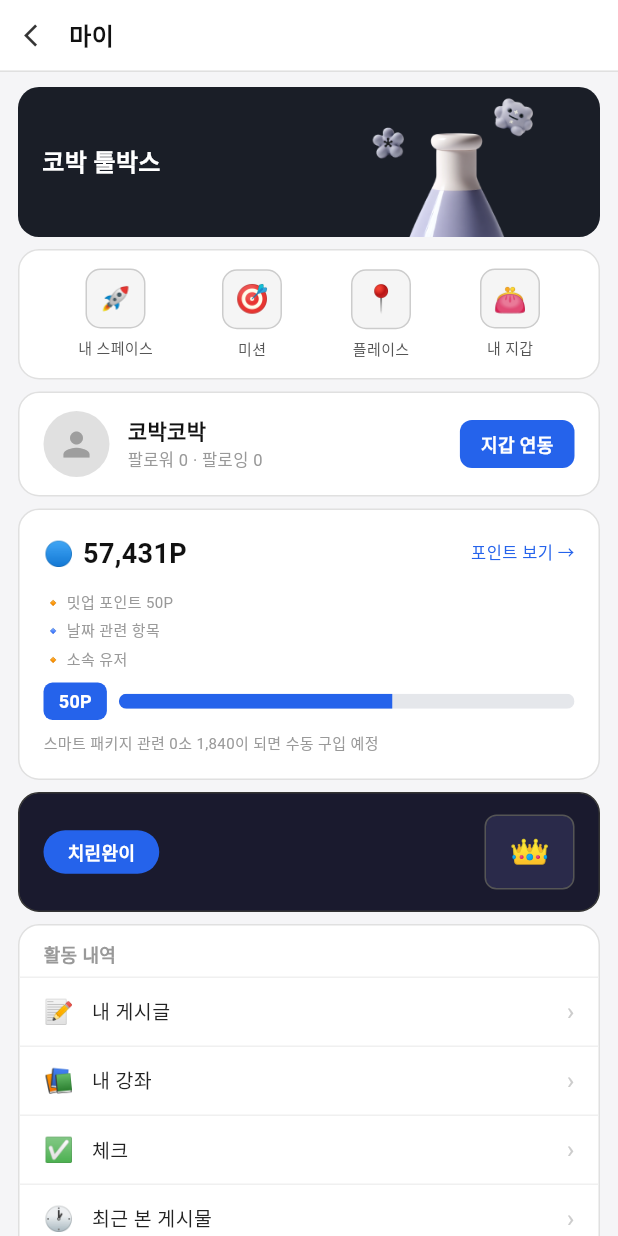
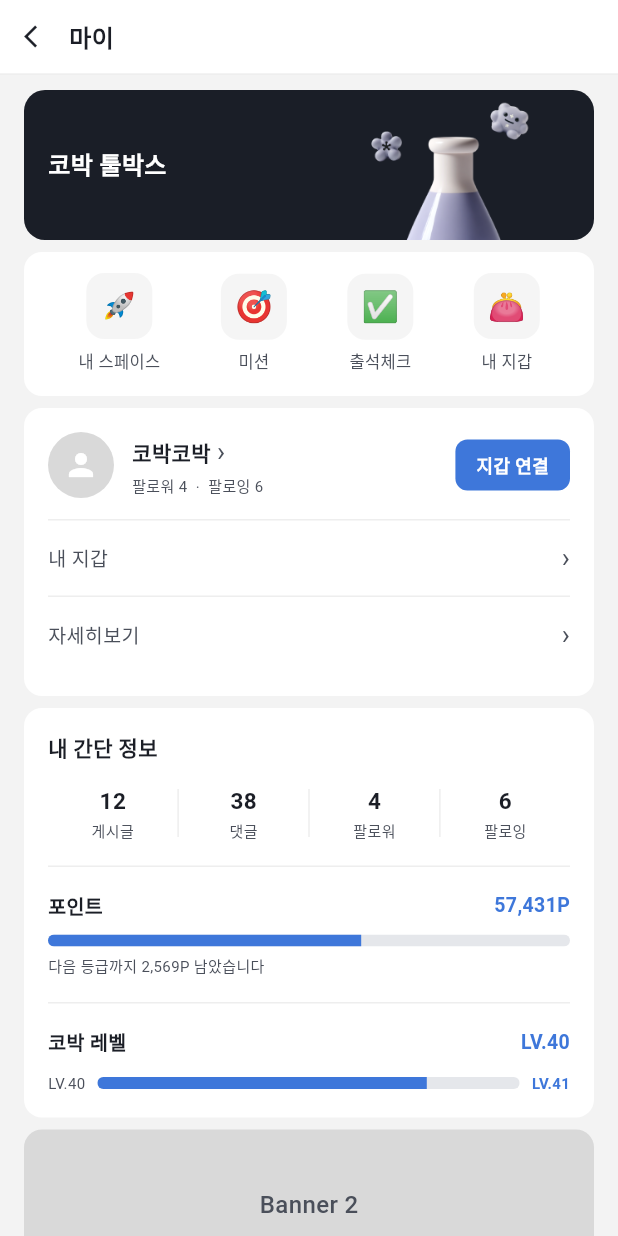
Before and after one commit to 0xdavidhan97/cobak-reward-v2, a Flutter app: the screen it shows after launch, after a tap on the "person" icon, after a tap on "마이페이지 이동", on a phone screen of 412 x 824 dp. Run offline on Flutter 3.47's test engine with Material 3 defaults, Android fonts, the phone set to English and light mode, and no system bars.

Commit message:
Redesign MyPage to match Figma design
- Update colors: bg #f3f3f3, cards no border, primary #1b1e26, blue #3e77da
- Profile: add 내 지갑 / 자세히보기 menu rows
- Quick menu: 플레이스 → 출석체크
- Add MyPageSimpleInfo section (stats + points + level)
- Add Banner 2 placeholder
- Rename section to 설정 및 고객 지원
- Update all card margins to 16dp, radius to 12

Co-Authored-By: Claude Sonnet 4.6 <noreply@anthropic.com>

```diff
--- a/lib/screens/mypage_screen.dart
+++ b/lib/screens/mypage_screen.dart
@@ -2,69 +2,60 @@ import 'package:flutter/material.dart';
 import '../widgets/mypage/mypage_flex_banner.dart';
 import '../widgets/mypage/mypage_quick_menu.dart';
 import '../widgets/mypage/mypage_profile.dart';
-import '../widgets/mypage/mypage_points.dart';
+import '../widgets/mypage/mypage_simple_info.dart';
 import '../widgets/mypage/mypage_menu_section.dart';
 import '../widgets/mypage/mypage_level_bar.dart';
 
 class MyPageScreen extends StatelessWidget {
   const MyPageScreen({super.key});
 
-  static final _menuSections = [
-    {
-      'title': '활동 내역',
-      'items': [
+  static final _activityItems = [
     {'icon': '📝', 'label': '내 게시글'},
     {'icon': '📚', 'label': '내 강좌'},
-        {'icon': '✅', 'label': '체크'},
+    {'icon': '✅', 'label': '출석 체크'},
     {'icon': '🕐', 'label': '최근 본 게시물'},
-        {'icon': '💬', 'label': '내가 남긴 댓글 🔥'},
+    {'icon': '💬', 'label': '내가 남긴 댓글'},
     {'icon': '⭐', 'label': '관심 코인'},
     {'icon': '👥', 'label': '추천인 내역'},
     {'icon': '🎁', 'label': '프로모션 내역'},
-      ],
-    },
-    {
-      'title': '코박 서비스',
-      'items': [
-        {'icon': '🛡️', 'label': '서포트오스 선생', 'sub': '초용 숨지 해제 →', 'subColor': const Color(0xFF2563EB)},
-        {'icon': '📋', 'label': '지원 신청', 'sub': '수주 숨지 해제 →', 'subColor': const Color(0xFFEF4444)},
+  ];
+
+  static final _serviceItems = [
+    {'icon': '🛡️', 'label': '서포터스 신청'},
+    {'icon': '📋', 'label': '지원 신청'},
     {'icon': '🧰', 'label': '툴박스'},
-        {'icon': '📧', 'label': '무제 뉴스레터'},
-      ],
-    },
-    {
-      'title': '설정 및 코박지인',
-      'items': [
+    {'icon': '📧', 'label': '코박 뉴스레터'},
+  ];
+
+  static final _settingItems = [
     {'icon': '🔒', 'label': '계정 및 보안'},
-        {'icon': '📣', 'label': '공지하기'},
+    {'icon': '📣', 'label': '공지사항'},
     {'icon': '📄', 'label': '약관 및 정책'},
-      ],
-    },
+    {'icon': '🙋', 'label': '고객 지원'},
   ];
 
   @override
   Widget build(BuildContext context) {
     return Scaffold(
-      backgroundColor: const Color(0xFFF5F5F7),
+      backgroundColor: const Color(0xFFF3F3F3),
       body: SafeArea(
         child: Column(
           children: [
-            // 헤더
             Container(
               color: Colors.white,
-              padding: const EdgeInsets.symmetric(horizontal: 16, vertical: 12),
+              padding: const EdgeInsets.symmetric(horizontal: 16, vertical: 13),
               child: Row(
                 children: [
                   GestureDetector(
                     onTap: () => Navigator.pop(context),
-                    child: const Icon(Icons.arrow_back_ios, size: 18, color: Color(0xFF333333)),
+                    child: const Icon(Icons.arrow_back_ios, size: 18, color: Color(0xFF1B1E26)),
                   ),
                   const SizedBox(width: 12),
-                  const Text('마이', style: TextStyle(fontSize: 16, fontWeight: FontWeight.w700, color: Color(0xFF111111))),
+                  const Text('마이', style: TextStyle(fontSize: 16, fontWeight: FontWeight.w700, color: Color(0xFF1B1E26))),
                 ],
               ),
             ),
-            const Divider(height: 1, thickness: 1, color: Color(0xFFE0E0E0)),
+            const Divider(height: 1, thickness: 1, color: Color(0xFFEEEEEE)),
             Expanded(
               child: SingleChildScrollView(
                 child: Column(
@@ -72,32 +63,11 @@ class MyPageScreen extends StatelessWidget {
                     const MyPageFlexBanner(),
                     const MyPageQuickMenu(),
                     const MyPageProfile(),
-                    const MyPagePoints(),
-                    // 코박 플렉스 왕관 배너
-                    Container(
-                      margin: const EdgeInsets.fromLTRB(12, 8, 12, 0),
-                      padding: const EdgeInsets.symmetric(horizontal: 16, vertical: 14),
-                      decoration: BoxDecoration(color: const Color(0xFF1A1A2E), borderRadius: BorderRadius.circular(14), border: Border.all(color: const Color(0xFF333333))),
-                      child: Row(
-                        mainAxisAlignment: MainAxisAlignment.spaceBetween,
-                        children: [
-                          Container(
-                            padding: const EdgeInsets.symmetric(horizontal: 16, vertical: 6),
-                            decoration: BoxDecoration(color: const Color(0xFF2563EB), borderRadius: BorderRadius.circular(20)),
-                            child: const Text('치린완이', style: TextStyle(fontSize: 12, fontWeight: FontWeight.w700, color: Colors.white)),
-                          ),
-                          Container(
-                            width: 60, height: 50,
-                            decoration: BoxDecoration(color: const Color(0xFF2A2A4A), borderRadius: BorderRadius.circular(8), border: Border.all(color: const Color(0xFF555555))),
-                            child: const Center(child: Text('👑', style: TextStyle(fontSize: 22))),
-                          ),
-                        ],
-                      ),
-                    ),
-                    ..._menuSections.map((section) => MyPageMenuSection(
-                      title: section['title'] as String,
-                      items: (section['items'] as List).cast<Map<String, dynamic>>(),
-                    )),
+                    const MyPageSimpleInfo(),
+                    _Banner2(),
+                    MyPageMenuSection(title: '활동 내역', items: _activityItems.cast<Map<String, dynamic>>()),
+                    MyPageMenuSection(title: '코박 서비스', items: _serviceItems.cast<Map<String, dynamic>>()),
+                    MyPageMenuSection(title: '설정 및 고객 지원', items: _settingItems.cast<Map<String, dynamic>>()),
                     const MyPageLevelBar(),
                     const SizedBox(height: 24),
                   ],
@@ -110,3 +80,20 @@ class MyPageScreen extends StatelessWidget {
     );
   }
 }
+
+class _Banner2 extends StatelessWidget {
+  @override
+  Widget build(BuildContext context) {
+    return Container(
+      margin: const EdgeInsets.fromLTRB(16, 8, 16, 0),
+      height: 100,
+      decoration: BoxDecoration(
+        color: const Color(0xFFD9D9D9),
+        borderRadius: BorderRadius.circular(12),
+      ),
+      child: const Center(
+        child: Text('Banner 2', style: TextStyle(fontSize: 16, fontWeight: FontWeight.w500, color: Color(0xFF4A4F5A))),
+      ),
+    );
+  }
+}
--- a/lib/widgets/mypage/mypage_flex_banner.dart
+++ b/lib/widgets/mypage/mypage_flex_banner.dart
@@ -6,7 +6,7 @@ class MyPageFlexBanner extends StatelessWidget {
   @override
   Widget build(BuildContext context) {
     return Container(
-      margin: const EdgeInsets.fromLTRB(12, 10, 12, 0),
+      margin: const EdgeInsets.fromLTRB(16, 10, 16, 0),
       height: 100,
       decoration: BoxDecoration(
         borderRadius: BorderRadius.circular(14),
--- a/lib/widgets/mypage/mypage_level_bar.dart
+++ b/lib/widgets/mypage/mypage_level_bar.dart
@@ -6,39 +6,42 @@ class MyPageLevelBar extends StatelessWidget {
   @override
   Widget build(BuildContext context) {
     return Container(
-      margin: const EdgeInsets.fromLTRB(12, 8, 12, 0),
+      margin: const EdgeInsets.fromLTRB(16, 8, 16, 0),
       padding: const EdgeInsets.all(16),
-      decoration: BoxDecoration(color: Colors.white, borderRadius: BorderRadius.circular(14), border: Border.all(color: const Color(0xFFE0E0E0))),
+      decoration: BoxDecoration(
+        color: Colors.white,
+        borderRadius: BorderRadius.circular(12),
+      ),
       child: Column(
         crossAxisAlignment: CrossAxisAlignment.start,
         children: [
-          const Text('코박 경장이', style: TextStyle(fontSize: 13, fontWeight: FontWeight.w700, color: Color(0xFF111111))),
+          const Text('코박 경험치', style: TextStyle(fontSize: 14, fontWeight: FontWeight.w700, color: Color(0xFF1B1E26))),
           const SizedBox(height: 6),
-          const Text('다음 레벨까지 이런 달성이 남았습니다', style: TextStyle(fontSize: 10, color: Color(0xFF999999))),
-          const SizedBox(height: 8),
+          const Text('다음 레벨까지 19,380P 남았습니다', style: TextStyle(fontSize: 10, color: Color(0xFF4A4F5A))),
+          const SizedBox(height: 12),
           Row(
             children: [
-              const SizedBox(width: 32, child: Text('LV.40', style: TextStyle(fontSize: 11, color: Color(0xFF999999)))),
+              const Text('LV.40', style: TextStyle(fontSize: 11, color: Color(0xFF4A4F5A))),
               const SizedBox(width: 8),
               Expanded(
                 child: ClipRRect(
-                  borderRadius: BorderRadius.circular(5),
-                  child: LinearProgressIndicator(
+                  borderRadius: BorderRadius.circular(6),
+                  child: const LinearProgressIndicator(
                     value: 0.78,
                     minHeight: 10,
-                    backgroundColor: const Color(0xFFE5E7EB),
-                    valueColor: const AlwaysStoppedAnimation<Color>(Color(0xFF2563EB)),
+                    backgroundColor: Color(0xFFE5E7EB),
+                    valueColor: AlwaysStoppedAnimation<Color>(Color(0xFF3E77DA)),
                   ),
                 ),
               ),
               const SizedBox(width: 8),
-              const Text('LV.41', style: TextStyle(fontSize: 11, color: Color(0xFF2563EB), fontWeight: FontWeight.w700)),
+              const Text('LV.41', style: TextStyle(fontSize: 11, color: Color(0xFF3E77DA), fontWeight: FontWeight.w700)),
             ],
           ),
           const SizedBox(height: 6),
           const Align(
             alignment: Alignment.centerRight,
-            child: Text('19,380+', style: TextStyle(fontSize: 11, color: Color(0xFF2563EB), fontWeight: FontWeight.w700)),
+            child: Text('19,380+ 달성시 레벨업', style: TextStyle(fontSize: 10, color: Color(0xFF3E77DA))),
           ),
         ],
       ),
--- a/lib/widgets/mypage/mypage_menu_section.dart
+++ b/lib/widgets/mypage/mypage_menu_section.dart
@@ -9,39 +9,39 @@ class MyPageMenuSection extends StatelessWidget {
   @override
   Widget build(BuildContext context) {
     return Container(
-      margin: const EdgeInsets.fromLTRB(12, 8, 12, 0),
-      decoration: BoxDecoration(color: Colors.white, borderRadius: BorderRadius.circular(14), border: Border.all(color: const Color(0xFFE0E0E0))),
+      margin: const EdgeInsets.fromLTRB(16, 8, 16, 0),
+      decoration: BoxDecoration(
+        color: Colors.white,
+        borderRadius: BorderRadius.circular(12),
+      ),
       child: Column(
         crossAxisAlignment: CrossAxisAlignment.start,
         children: [
           Padding(
-            padding: const EdgeInsets.fromLTRB(16, 10, 16, 6),
-            child: Text(title, style: const TextStyle(fontSize: 12, fontWeight: FontWeight.w700, color: Color(0xFF999999))),
+            padding: const EdgeInsets.fromLTRB(16, 14, 16, 8),
+            child: Text(title, style: const TextStyle(fontSize: 14, fontWeight: FontWeight.w700, color: Color(0xFF1B1E26))),
           ),
-          ...items.asMap().entries.map((entry) {
-            final item = entry.value;
-            return Column(
+          ...items.map((item) => Column(
             children: [
               const Divider(height: 1, thickness: 1, color: Color(0xFFF0F0F0)),
               Padding(
-                  padding: const EdgeInsets.symmetric(horizontal: 16, vertical: 11),
+                padding: const EdgeInsets.symmetric(horizontal: 16, vertical: 13),
                 child: Row(
                   children: [
                     Text(item['icon'] as String, style: const TextStyle(fontSize: 16)),
                     const SizedBox(width: 12),
                     Expanded(
-                        child: Text(item['label'] as String, style: const TextStyle(fontSize: 13, color: Color(0xFF222222))),
+                      child: Text(item['label'] as String, style: const TextStyle(fontSize: 13, color: Color(0xFF1B1E26))),
                     ),
                     if (item['sub'] != null)
-                        Text(item['sub'] as String, style: TextStyle(fontSize: 10, color: item['subColor'] as Color? ?? const Color(0xFF999999))),
+                      Text(item['sub'] as String, style: TextStyle(fontSize: 10, color: item['subColor'] as Color? ?? const Color(0xFF4A4F5A))),
                     const SizedBox(width: 4),
-                      const Text('›', style: TextStyle(color: Color(0xFFCCCCCC), fontSize: 16)),
+                    const Text('›', style: TextStyle(color: Color(0xFFCCCCCC), fontSize: 18)),
                   ],
                 ),
               ),
             ],
-            );
-          }),
+          )),
         ],
       ),
     );
--- a/lib/widgets/mypage/mypage_profile.dart
+++ b/lib/widgets/mypage/mypage_profile.dart
@@ -6,28 +6,66 @@ class MyPageProfile extends StatelessWidget {
   @override
   Widget build(BuildContext context) {
     return Container(
-      margin: const EdgeInsets.fromLTRB(12, 8, 12, 0),
-      padding: const EdgeInsets.symmetric(horizontal: 16, vertical: 12),
-      decoration: BoxDecoration(color: Colors.white, borderRadius: BorderRadius.circular(14), border: Border.all(color: const Color(0xFFE0E0E0))),
-      child: Row(
+      margin: const EdgeInsets.fromLTRB(16, 8, 16, 0),
+      padding: const EdgeInsets.all(16),
+      decoration: BoxDecoration(
+        color: Colors.white,
+        borderRadius: BorderRadius.circular(12),
+      ),
+      child: Column(
         children: [
-          CircleAvatar(radius: 22, backgroundColor: Colors.grey[300], child: const Icon(Icons.person, size: 26, color: Colors.grey)),
+          Row(
+            children: [
+              CircleAvatar(
+                radius: 22,
+                backgroundColor: const Color(0xFFD9D9D9),
+                child: const Icon(Icons.person, size: 24, color: Colors.white),
+              ),
               const SizedBox(width: 12),
-          const Expanded(
+              Expanded(
                 child: Column(
                   crossAxisAlignment: CrossAxisAlignment.start,
                   children: [
-                Text('코박코박', style: TextStyle(fontSize: 14, fontWeight: FontWeight.w700, color: Color(0xFF111111))),
-                SizedBox(height: 2),
-                Text('팔로워 0 · 팔로잉 0', style: TextStyle(fontSize: 11, color: Color(0xFF999999))),
+                    Row(
+                      children: const [
+                        Text('코박코박', style: TextStyle(fontSize: 14, fontWeight: FontWeight.w700, color: Color(0xFF1B1E26))),
+                        SizedBox(width: 4),
+                        Text('›', style: TextStyle(fontSize: 18, color: Color(0xFF4A4F5A))),
+                      ],
+                    ),
+                    const SizedBox(height: 3),
+                    const Text('팔로워 4  ·  팔로잉 6', style: TextStyle(fontSize: 10, color: Color(0xFF4A4F5A))),
                   ],
                 ),
               ),
               Container(
-            padding: const EdgeInsets.symmetric(horizontal: 14, vertical: 7),
-            decoration: BoxDecoration(color: const Color(0xFF2563EB), borderRadius: BorderRadius.circular(8)),
-            child: const Text('지갑 연동', style: TextStyle(fontSize: 12, fontWeight: FontWeight.w600, color: Colors.white)),
+                padding: const EdgeInsets.symmetric(horizontal: 14, vertical: 8),
+                decoration: BoxDecoration(
+                  color: const Color(0xFF3E77DA),
+                  borderRadius: BorderRadius.circular(8),
                 ),
+                child: const Text('지갑 연결', style: TextStyle(fontSize: 12, fontWeight: FontWeight.w700, color: Colors.white)),
+              ),
+            ],
+          ),
+          const SizedBox(height: 14),
+          const Divider(height: 1, thickness: 1, color: Color(0xFFEEEEEE)),
+          _menuRow('내 지갑'),
+          const Divider(height: 1, thickness: 1, color: Color(0xFFEEEEEE)),
+          _menuRow('자세히보기'),
+        ],
+      ),
+    );
+  }
+
+  Widget _menuRow(String label) {
+    return Padding(
+      padding: const EdgeInsets.symmetric(vertical: 12),
+      child: Row(
+        children: [
+          Text(label, style: const TextStyle(fontSize: 13, color: Color(0xFF4A4F5A))),
+          const Spacer(),
+          const Text('›', style: TextStyle(fontSize: 18, color: Color(0xFF4A4F5A))),
         ],
       ),
     );
--- a/lib/widgets/mypage/mypage_quick_menu.dart
+++ b/lib/widgets/mypage/mypage_quick_menu.dart
@@ -6,27 +6,33 @@ class MyPageQuickMenu extends StatelessWidget {
   static const _items = [
     {'emoji': '🚀', 'label': '내 스페이스'},
     {'emoji': '🎯', 'label': '미션'},
-    {'emoji': '📍', 'label': '플레이스'},
+    {'emoji': '✅', 'label': '출석체크'},
     {'emoji': '👛', 'label': '내 지갑'},
   ];
 
   @override
   Widget build(BuildContext context) {
     return Container(
-      margin: const EdgeInsets.fromLTRB(12, 8, 12, 0),
-      padding: const EdgeInsets.symmetric(horizontal: 16, vertical: 12),
-      decoration: BoxDecoration(color: Colors.white, borderRadius: BorderRadius.circular(14), border: Border.all(color: const Color(0xFFE0E0E0))),
+      margin: const EdgeInsets.fromLTRB(16, 8, 16, 0),
+      padding: const EdgeInsets.symmetric(horizontal: 16, vertical: 14),
+      decoration: BoxDecoration(
+        color: Colors.white,
+        borderRadius: BorderRadius.circular(12),
+      ),
       child: Row(
         mainAxisAlignment: MainAxisAlignment.spaceAround,
         children: _items.map((item) => Column(
           children: [
             Container(
-              width: 40, height: 40,
-              decoration: BoxDecoration(color: const Color(0xFFF5F5F5), borderRadius: BorderRadius.circular(10), border: Border.all(color: const Color(0xFFCCCCCC))),
-              child: Center(child: Text(item['emoji']!, style: const TextStyle(fontSize: 18))),
+              width: 44, height: 44,
+              decoration: BoxDecoration(
+                color: const Color(0xFFF5F5F5),
+                borderRadius: BorderRadius.circular(12),
+              ),
+              child: Center(child: Text(item['emoji']!, style: const TextStyle(fontSize: 20))),
             ),
-            const SizedBox(height: 6),
-            Text(item['label']!, style: const TextStyle(fontSize: 10, color: Color(0xFF555555))),
+            const SizedBox(height: 7),
+            Text(item['label']!, style: const TextStyle(fontSize: 11, color: Color(0xFF4A4F5A))),
           ],
         )).toList(),
       ),
--- /dev/null
+++ b/lib/widgets/mypage/mypage_simple_info.dart
@@ -0,0 +1,116 @@
+import 'package:flutter/material.dart';
+
+class MyPageSimpleInfo extends StatelessWidget {
+  const MyPageSimpleInfo({super.key});
+
+  @override
+  Widget build(BuildContext context) {
+    return Container(
+      margin: const EdgeInsets.fromLTRB(16, 8, 16, 0),
+      padding: const EdgeInsets.all(16),
+      decoration: BoxDecoration(
+        color: Colors.white,
+        borderRadius: BorderRadius.circular(12),
+      ),
+      child: Column(
+        crossAxisAlignment: CrossAxisAlignment.start,
+        children: [
+          const Text('내 간단 정보', style: TextStyle(fontSize: 14, fontWeight: FontWeight.w700, color: Color(0xFF1B1E26))),
+          const SizedBox(height: 14),
+          Row(
+            children: const [
+              _StatItem(label: '게시글', value: '12'),
+              _Divider(),
+              _StatItem(label: '댓글', value: '38'),
+              _Divider(),
+              _StatItem(label: '팔로워', value: '4'),
+              _Divider(),
+              _StatItem(label: '팔로잉', value: '6'),
+            ],
+          ),
+          const SizedBox(height: 16),
+          const Divider(height: 1, thickness: 1, color: Color(0xFFEEEEEE)),
+          const SizedBox(height: 16),
+          Row(
+            mainAxisAlignment: MainAxisAlignment.spaceBetween,
+            children: const [
+              Text('포인트', style: TextStyle(fontSize: 13, fontWeight: FontWeight.w700, color: Color(0xFF1B1E26))),
+              Text('57,431P', style: TextStyle(fontSize: 13, fontWeight: FontWeight.w700, color: Color(0xFF3E77DA))),
+            ],
+          ),
+          const SizedBox(height: 10),
+          ClipRRect(
+            borderRadius: BorderRadius.circular(6),
+            child: const LinearProgressIndicator(
+              value: 0.6,
+              minHeight: 8,
+              backgroundColor: Color(0xFFE5E7EB),
+              valueColor: AlwaysStoppedAnimation<Color>(Color(0xFF3E77DA)),
+            ),
+          ),
+          const SizedBox(height: 6),
+          const Text('다음 등급까지 2,569P 남았습니다', style: TextStyle(fontSize: 10, color: Color(0xFF4A4F5A))),
+          const SizedBox(height: 16),
+          const Divider(height: 1, thickness: 1, color: Color(0xFFEEEEEE)),
+          const SizedBox(height: 16),
+          Row(
+            mainAxisAlignment: MainAxisAlignment.spaceBetween,
+            children: const [
+              Text('코박 레벨', style: TextStyle(fontSize: 13, fontWeight: FontWeight.w700, color: Color(0xFF1B1E26))),
+              Text('LV.40', style: TextStyle(fontSize: 13, fontWeight: FontWeight.w700, color: Color(0xFF3E77DA))),
+            ],
+          ),
+          const SizedBox(height: 10),
+          Row(
+            children: [
+              const Text('LV.40', style: TextStyle(fontSize: 10, color: Color(0xFF4A4F5A))),
+              const SizedBox(width: 8),
+              Expanded(
+                child: ClipRRect(
+                  borderRadius: BorderRadius.circular(6),
+                  child: const LinearProgressIndicator(
+                    value: 0.78,
+                    minHeight: 8,
+                    backgroundColor: Color(0xFFE5E7EB),
+                    valueColor: AlwaysStoppedAnimation<Color>(Color(0xFF3E77DA)),
+                  ),
+                ),
+              ),
+              const SizedBox(width: 8),
+              const Text('LV.41', style: TextStyle(fontSize: 10, color: Color(0xFF3E77DA), fontWeight: FontWeight.w700)),
+            ],
+          ),
+        ],
+      ),
+    );
+  }
+}
+
+class _StatItem extends StatelessWidget {
+  final String label;
+  final String value;
+
+  const _StatItem({required this.label, required this.value});
+
+  @override
+  Widget build(BuildContext context) {
+    return Expanded(
+      child: Column(
+        children: [
+          Text(value, style: const TextStyle(fontSize: 15, fontWeight: FontWeight.w700, color: Color(0xFF1B1E26))),
+          const SizedBox(height: 3),
+          Text(label, style: const TextStyle(fontSize: 10, color: Color(0xFF4A4F5A))),
+        ],
+      ),
+    );
+  }
+}
+
+class _Divider extends StatelessWidget {
+  const _Divider();
+
+  @override
+  Widget build(BuildContext context) {
+    return Container(width: 1, height: 32, color: const Color(0xFFEEEEEE));
+  }
+}
```
Also changed, not shown: pubspec.lock (added). Lines whose indentation alone changed are shown as unchanged.
